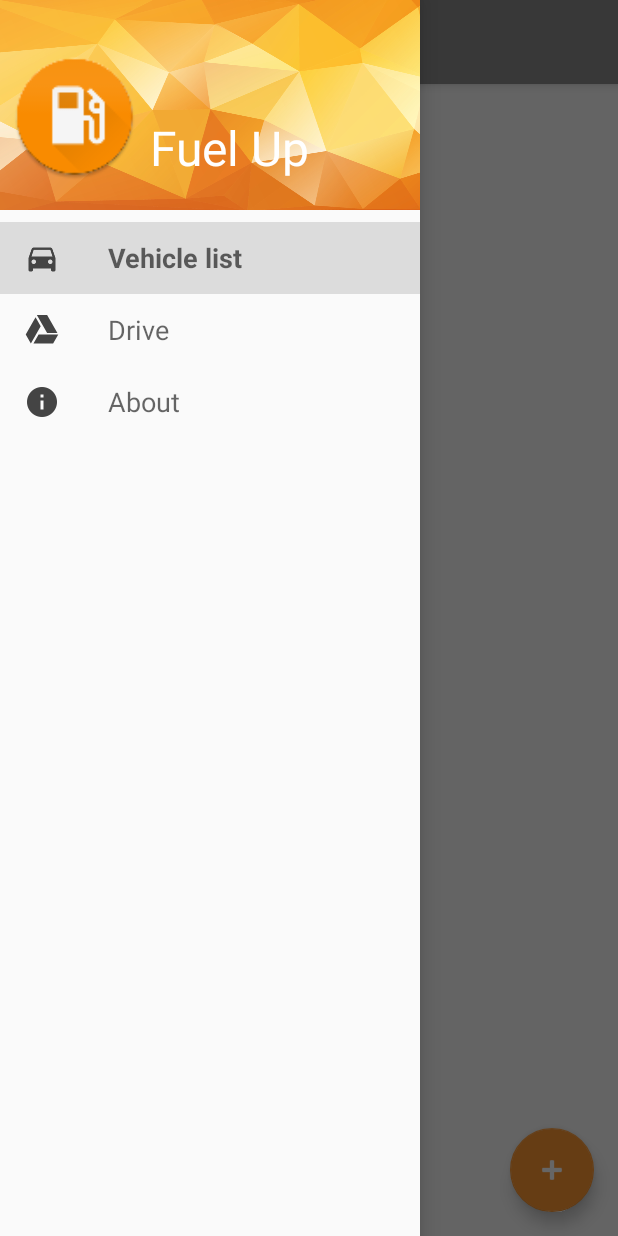
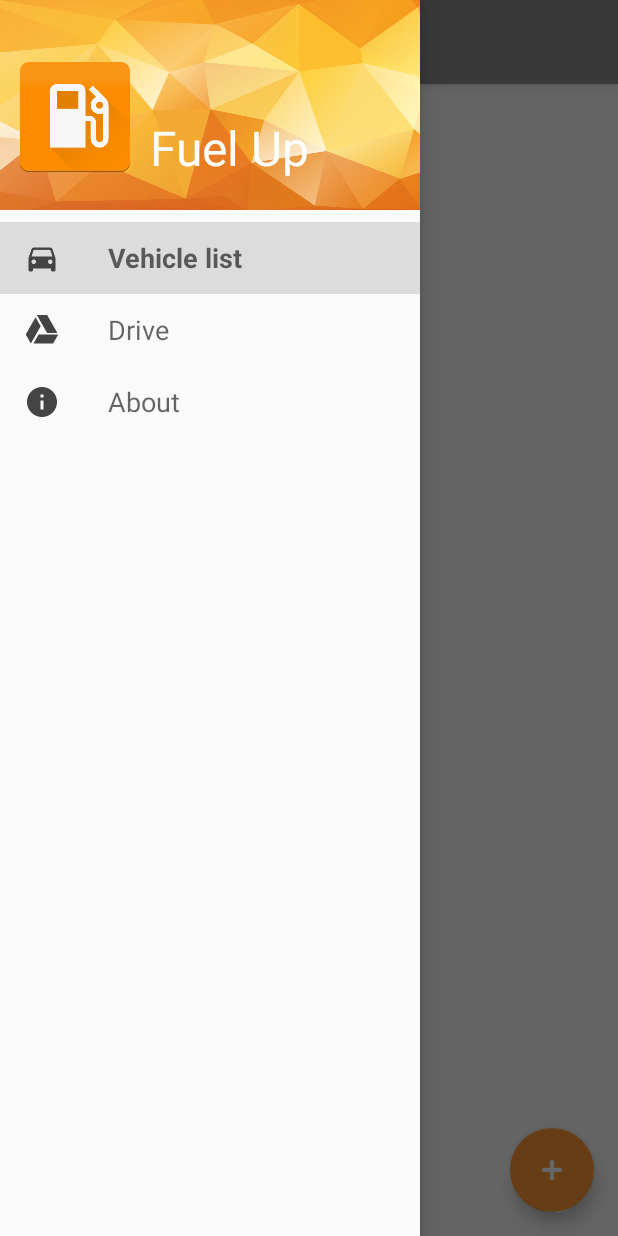
Before and after one commit to piskula/FuelUp, an Android app: the screen it shows after launch (MainActivity), with the side drawer open, on a phone screen of 412 x 824 dp. Run offline under Robolectric (Android 15) with nearby library versions, the phone set to English and light mode, and no system bars.

Commit message:
Use high resolution logo in navigation header

```diff
--- a/app/src/main/res/layout/nav_header_vehicle_list.xml
+++ b/app/src/main/res/layout/nav_header_vehicle_list.xml
@@ -24,7 +24,7 @@
             android:layout_width="match_parent"
             android:layout_height="match_parent"
             android:paddingTop="@dimen/nav_header_vertical_spacing"
-            app:srcCompat="@mipmap/ic_launcher_round" />
+            app:srcCompat="@drawable/ic_launcher_web" />
 
     </LinearLayout>
 
```
